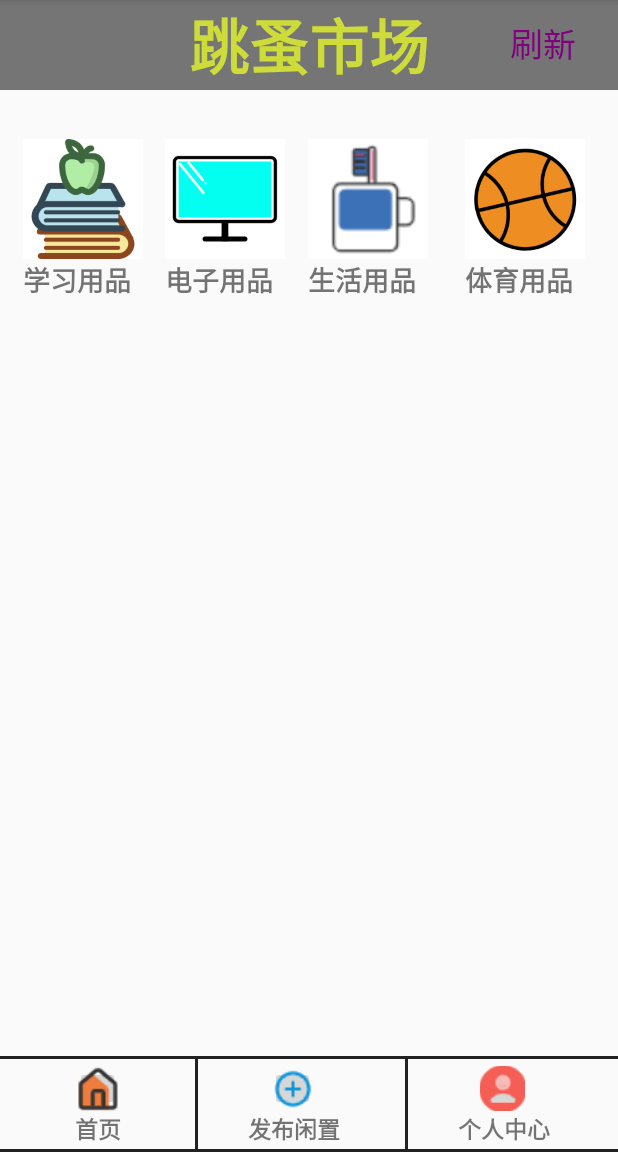
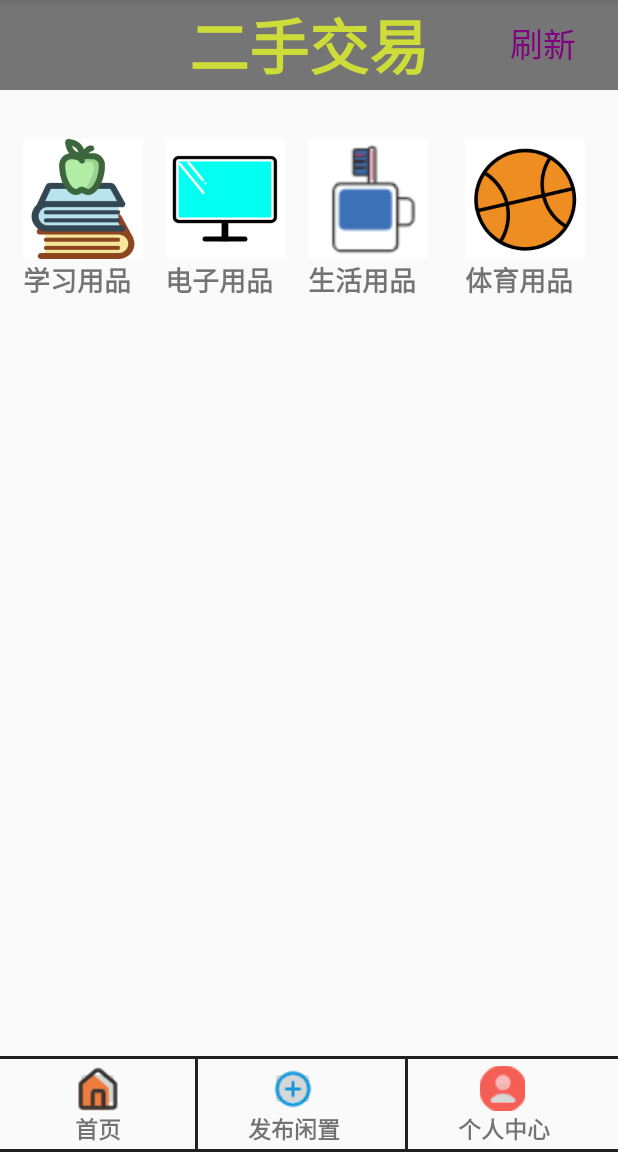
Before and after one commit to github0524/CampusTransaction, an Android app: the MainActivity screen opened directly, with no data from a screen before it, on a phone screen of 412 x 824 dp, the part 84-1236 px from its top. Run offline under Robolectric (Android 15) with nearby library versions, the phone set to English and light mode, and no system bars; 1 statement that could not run was skipped.

```diff
--- a/app/src/main/java/com/leaf/collegeidleapp/bean/Student.java
+++ b/app/src/main/java/com/leaf/collegeidleapp/bean/Student.java
@@ -5,7 +5,7 @@ package com.leaf.collegeidleapp.bean;
  */
 public class Student {
 
-    //学号
+    //学号   用户登录的账号
     private String stuNumber;
     //姓名
     private String stuName;
--- a/app/src/main/res/layout/activity_main.xml
+++ b/app/src/main/res/layout/activity_main.xml
@@ -4,7 +4,7 @@
     android:layout_height="match_parent">
     <TextView
         android:id="@+id/tv_title"
-        android:text="跳蚤市场"
+        android:text="二手交易"
         android:textSize="40sp"
         android:textStyle="bold"
         android:textColor="@color/colorGreenLight"
```
Also changed, not shown: app/src/main/java/com/leaf/collegeidleapp/activity/LoginActivity.java (+24 -7 lines).
